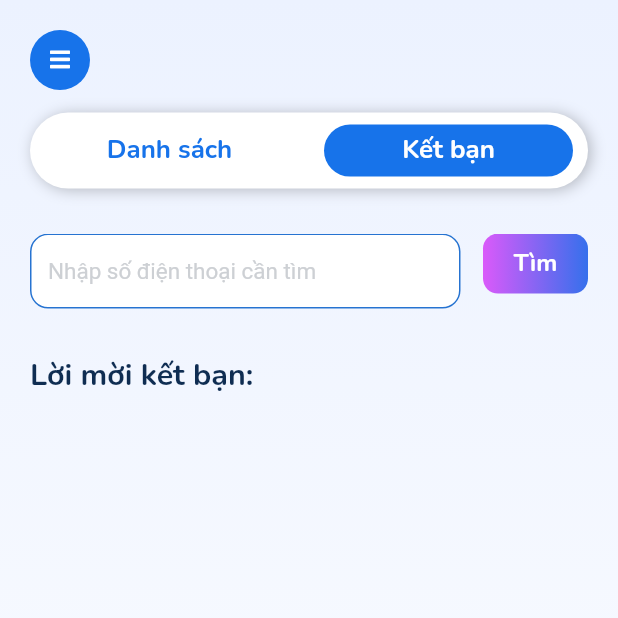
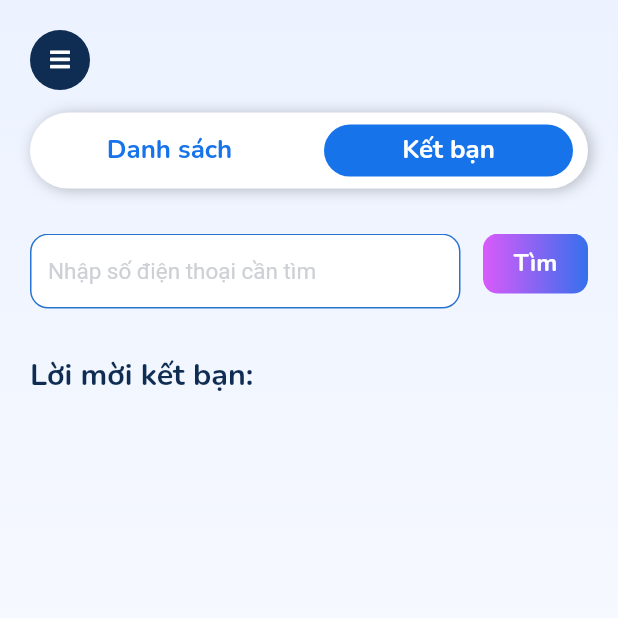
Before and after one commit to beobeodev/DUT_Message, a Flutter app: the FriendScreen screen opened directly, after a tap on "Kết bạn", on a phone screen of 412 x 824 dp, the top half of it. Run offline on Flutter 3.47's test engine with Material 2 defaults, Android fonts, the phone set to English and light mode, and no system bars; our stand-ins replace flutter_screenutil, flutter_svg, font_awesome_flutter, get, hive, hive_flutter and 2 more; accounts and stored records are empty; network calls fail.

Commit message:
change UI in friend screen :art: :art:

```diff
--- a/flutter_frontend/lib/core/constants/socket_event.dart
+++ b/flutter_frontend/lib/core/constants/socket_event.dart
@@ -1,4 +1,4 @@
 class SocketEvent {
-  static String sendFriendRequest = 'send-friend-request';
-  static String receiveFriendRequest = 'receive-friend-request';
+  static String sendAddFriendRequest = 'send-friend-request';
+  static String receiveAddFriendRequest = 'receive-friend-request';
 }
--- a/flutter_frontend/lib/screens/friend.dart
+++ b/flutter_frontend/lib/screens/friend.dart
@@ -2,8 +2,8 @@ import 'package:flutter/material.dart';
 import 'package:flutter_frontend/controller/drawer/drawer_controller.dart';
 import 'package:flutter_frontend/controller/friend/friend_controller.dart';
 import 'package:flutter_frontend/core/theme/palette.dart';
-import 'package:flutter_frontend/widgets/friend/add_friend_page.dart';
-import 'package:flutter_frontend/widgets/friend/list_friend_page.dart';
+import 'package:flutter_frontend/widgets/friend/add_friend/add_friend_page.dart';
+import 'package:flutter_frontend/widgets/friend/friend_page/list_friend_page.dart';
 import 'package:flutter_frontend/widgets/friend/tab_bar.dart';
 import 'package:flutter_screenutil/flutter_screenutil.dart';
 import 'package:font_awesome_flutter/font_awesome_flutter.dart';
@@ -50,7 +50,7 @@ class FriendScreen extends StatelessWidget {
                     onTap: drawerController.openDrawer,
                     child: DecoratedBox(
                       decoration: BoxDecoration(
-                        color: Palette.crayolaBlue,
+                        color: Palette.zodiacBlue,
                         borderRadius: BorderRadius.circular(40),
                       ),
                       child: SizedBox(
--- a/flutter_frontend/lib/widgets/friend/add_friend_page.dart
+++ b/flutter_frontend/lib/widgets/friend/add_friend/add_friend_page.dart
@@ -2,7 +2,7 @@ import 'package:flutter/material.dart';
 import 'package:flutter_frontend/controller/friend/friend_controller.dart';
 import 'package:flutter_frontend/core/constants/font_family.dart';
 import 'package:flutter_frontend/core/theme/palette.dart';
-import 'package:flutter_frontend/widgets/friend/add_friend_request_card.dart';
+import 'package:flutter_frontend/widgets/friend/add_friend/add_friend_request_card.dart';
 import 'package:flutter_screenutil/flutter_screenutil.dart';
 import 'package:font_awesome_flutter/font_awesome_flutter.dart';
 import 'package:get/get.dart';
--- a/flutter_frontend/lib/widgets/friend/add_friend_request_card.dart
+++ b/flutter_frontend/lib/widgets/friend/add_friend/add_friend_request_card.dart
@@ -39,7 +39,7 @@ class RequestAddFriendCard extends StatelessWidget {
           ),
           Expanded(
             child: Text(
-              "Nguyễn Đình Quốc Đạt",
+              name,
               style: TextStyle(
                 color: Palette.zodiacBlue,
                 fontWeight: FontWeight.w700,
--- /dev/null
+++ b/flutter_frontend/lib/widgets/friend/friend_page/info_friend_card.dart
@@ -0,0 +1,56 @@
+import 'package:flutter/material.dart';
+import 'package:flutter_frontend/core/constants/font_family.dart';
+import 'package:flutter_frontend/core/theme/palette.dart';
+import 'package:flutter_screenutil/flutter_screenutil.dart';
+import 'package:font_awesome_flutter/font_awesome_flutter.dart';
+
+class InfoFriendCard extends StatelessWidget {
+  final String avatar;
+  final String name;
+
+  const InfoFriendCard({this.avatar, this.name});
+
+  @override
+  Widget build(BuildContext context) {
+    return Container(
+      margin: EdgeInsets.only(bottom: 5.0),
+      decoration: BoxDecoration(
+        border: Border.all(
+          color: Palette.metallicViolet,
+        ),
+        color: Colors.white,
+        borderRadius: BorderRadius.circular(10),
+      ),
+      width: double.infinity,
+      height: ScreenUtil().setHeight(50),
+      padding: EdgeInsets.symmetric(
+        horizontal: 10,
+      ),
+      child: Row(
+        children: [
+          CircleAvatar(
+            backgroundImage: NetworkImage(
+              avatar == "" ? "https://www.zimlive.com/dating/wp-content/themes/gwangi/assets/images/avatars/user-avatar.png" : avatar,
+            ),
+            radius: 18,
+          ),
+          const SizedBox(
+            width: 10,
+          ),
+          Expanded(
+            child: Text(
+              name,
+              style: TextStyle(
+                color: Palette.zodiacBlue,
+                fontWeight: FontWeight.w700,
+                fontSize: ScreenUtil().setSp(16),
+                fontFamily: FontFamily.fontNunito,
+                overflow: TextOverflow.ellipsis,
+              ),
+            ),
+          ),
+        ],
+      ),
+    );
+  }
+}
--- /dev/null
+++ b/flutter_frontend/lib/widgets/friend/friend_page/list_friend_page.dart
@@ -0,0 +1,26 @@
+import 'package:flutter/material.dart';
+import 'package:flutter_frontend/controller/friend/friend_controller.dart';
+import 'package:flutter_frontend/widgets/friend/friend_page/info_friend_card.dart';
+
+class ListFriendPage extends StatelessWidget {
+  final FriendController friendController;
+
+  const ListFriendPage({this.friendController});
+
+  @override
+  Widget build(BuildContext context) {
+    return SizedBox(
+      width: double.infinity,
+      child: ListView.builder(
+        padding: EdgeInsets.only(top: 0.1),
+        itemCount: 10,
+        itemBuilder: (context, index) {
+          return InfoFriendCard(
+            name: "Minh Duc",
+            avatar: "",
+          );
+        },
+      ),
+    );
+  }
+}
--- a/flutter_frontend/lib/widgets/friend/list_friend_page.dart
+++ /dev/null
@@ -1,17 +0,0 @@
-import 'package:flutter/material.dart';
-import 'package:flutter_frontend/controller/friend/friend_controller.dart';
-
-class ListFriendPage extends StatelessWidget {
-  final FriendController friendController;
-
-  const ListFriendPage({this.friendController});
-
-  @override
-  Widget build(BuildContext context) {
-    return Container(
-      width: double.infinity,
-      height: double.infinity,
-      color: Colors.black,
-    );
-  }
-}
--- a/flutter_frontend/lib/widgets/friend/tab_bar.dart
+++ b/flutter_frontend/lib/widgets/friend/tab_bar.dart
@@ -41,7 +41,7 @@ class TabNavigationBar extends StatelessWidget {
             child: AnimatedContainer(
               decoration: BoxDecoration(
                 color: isOpenListTab
-                    ? Palette.crayolaBlue
+                    ? Palette.metallicViolet
                     : Colors.white,
                 borderRadius: BorderRadius.circular(60),
               ),
```
Also changed, not shown: flutter_frontend/lib/core/utils/socket_util.dart (+10 -2 lines).
